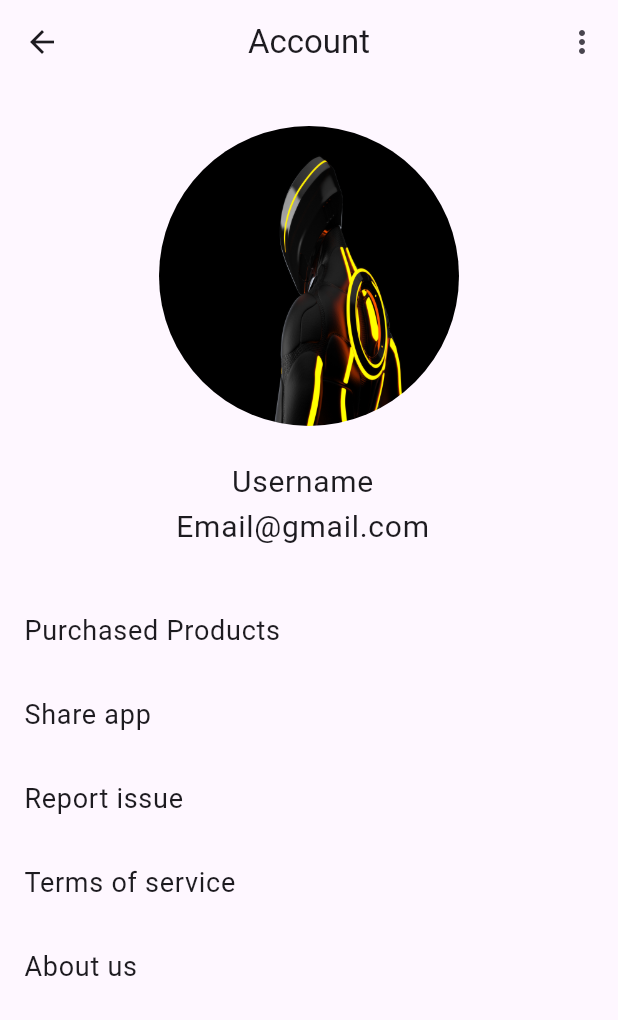
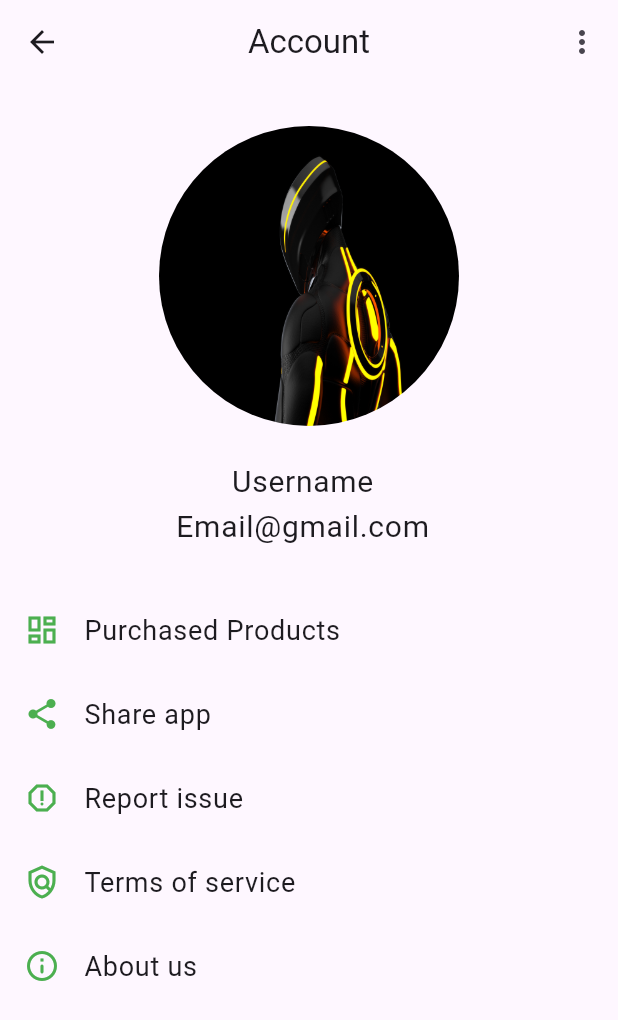
Before and after one commit to SamuelWakoli/Moval-Enterprise, a Flutter app: the AccountPage screen opened directly, on a phone screen of 412 x 824 dp. Shown: the top 1020 px of the screen. Run offline on Flutter 3.47's test engine with Material 2 defaults, Android fonts, the phone set to English and light mode, and no system bars; our stand-ins replace cached_network_image, firebase_auth, firebase_core, firebase_storage, image_picker; missing offline and left inert: firebase_ui_oauth_google; accounts and stored records are empty.

Commit message:
Added destination pages for the account page

```diff
--- a/lib/pages/account.dart
+++ b/lib/pages/account.dart
@@ -1,6 +1,10 @@
 import 'package:flutter/material.dart';
+import 'package:moval/pages/about_us.dart';
 import 'package:moval/pages/edit_profile_img.dart';
 import 'package:moval/pages/edit_username.dart';
+import 'package:moval/pages/purchased_products.dart';
+import 'package:moval/pages/report_issue.dart';
+import 'package:moval/pages/terms_of_service.dart';
 import 'package:moval/utils/navigation.dart';
 
 class AccountPage extends StatefulWidget {
@@ -12,6 +16,10 @@ class AccountPage extends StatefulWidget {
 
 class _AccountPageState extends State<AccountPage> {
   double tileFontSize = 18.0;
+
+  // TODO:
+  // String userEmail = FirebaseAuth.instance.currentUser!.email.toString();
+  // String username = FirebaseAuth.instance.currentUser!.displayName.toString();
 
   @override
   Widget build(BuildContext context) {
@@ -73,30 +81,63 @@ class _AccountPageState extends State<AccountPage> {
                 "Purchased Products",
                 style: TextStyle(fontSize: tileFontSize),
               ),
+              leading: Icon(
+                Icons.dashboard_outlined,
+                color: Theme.of(context).primaryColor,
+              ),
+              onTap: () {
+                nextPage(context: context, page: const PurchasedProducts());
+              },
             ),
             ListTile(
               title: Text(
                 "Share app",
                 style: TextStyle(fontSize: tileFontSize),
               ),
+              leading: Icon(
+                Icons.share,
+                color: Theme.of(context).primaryColor,
+              ),
+              onTap: () {},
             ),
             ListTile(
               title: Text(
                 "Report issue",
                 style: TextStyle(fontSize: tileFontSize),
               ),
+              leading: Icon(
+                Icons.report_outlined,
+                color: Theme.of(context).primaryColor,
+              ),
+              onTap: () {
+                nextPage(context: context, page: const ReportIssue());
+              },
             ),
             ListTile(
               title: Text(
                 "Terms of service",
                 style: TextStyle(fontSize: tileFontSize),
               ),
+              leading: Icon(
+                Icons.policy_outlined,
+                color: Theme.of(context).primaryColor,
+              ),
+              onTap: () {
+                nextPage(context: context, page: const TermsOfService());
+              },
             ),
             ListTile(
               title: Text(
                 "About us",
                 style: TextStyle(fontSize: tileFontSize),
               ),
+              leading: Icon(
+                Icons.info_outline_rounded,
+                color: Theme.of(context).primaryColor,
+              ),
+              onTap: () {
+                nextPage(context: context, page: const AboutUs());
+              },
             ),
           ],
         ),
```
Also changed, not shown: lib/pages/about_us.dart (added, +20 -0 lines), lib/pages/purchased_products.dart (added, +20 -0 lines), lib/pages/report_issue.dart (added, +20 -0 lines), lib/pages/terms_of_service.dart (added, +20 -0 lines).
